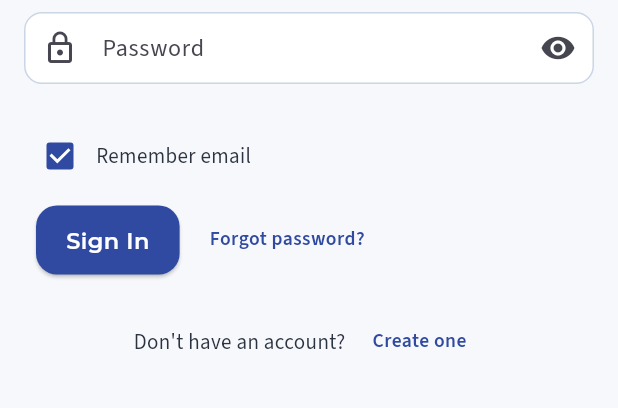
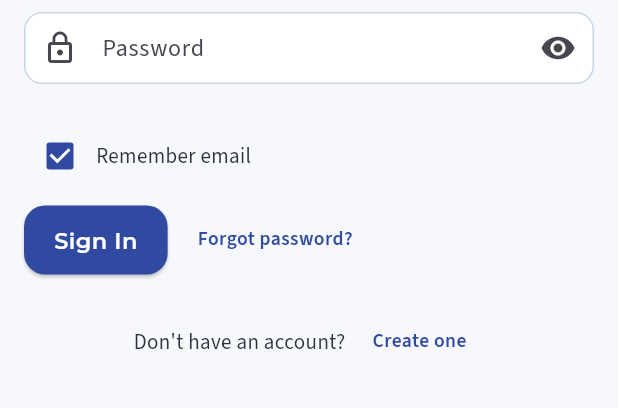
Before and after one commit to wabedrick/user-cent-med-app, a Flutter app: the screen it shows after launch, on a phone screen of 412 x 824 dp, the part 180-588 px from its top. Run offline on Flutter 3.47's test engine with Material 3 defaults, Android fonts, the phone set to English and light mode, and no system bars; our stand-ins replace cloud_firestore, cloud_functions, connectivity_plus, file_picker, firebase_auth, firebase_core and 7 more; accounts and stored records are empty.

Commit message:
Changes on the signin and signup screens

```diff
--- a/lib/auth/sign_in_screen.dart
+++ b/lib/auth/sign_in_screen.dart
@@ -189,22 +189,51 @@ class _SignInScreenState extends State<SignInScreen> {
                     ]),
                   ],
                   const SizedBox(height: 12),
-                  Wrap(
-                    spacing: 8,
-                    runSpacing: 8,
-                    crossAxisAlignment: WrapCrossAlignment.center,
+                  LayoutBuilder(
+                    builder: (ctx, c) {
+                      final wide = c.maxWidth > 460;
+                      final rememberRow = Row(
+                        mainAxisSize: MainAxisSize.min,
                         children: [
-                      Row(children: [
                           Checkbox(
                             value: rememberEmail,
                             onChanged: loading ? null : (v) => setState(() { rememberEmail = v ?? true; _persistEmail(); }),
                           ),
                           const Text('Remember email'),
-                      ]),
+                        ],
+                      );
+                      final buttons = Row(
+                        mainAxisSize: MainAxisSize.min,
+                        children: [
+                          ElevatedButton(
+                            onPressed: loading ? null : _signIn,
+                            child: Text(loading ? '...' : 'Sign In'),
+                          ),
+                          const SizedBox(width: 8),
+                          TextButton(
+                            onPressed: loading ? null : _resetPassword,
+                            child: const Text('Forgot password?'),
+                          ),
+                        ],
+                      );
+                      if (wide) {
+                        return Row(
+                          children: [
+                            rememberRow,
                             const Spacer(),
-                      ElevatedButton(onPressed: loading ? null : _signIn, child: Text(loading ? '...' : 'Sign In')),
-                      TextButton(onPressed: loading ? null : _resetPassword, child: const Text('Forgot password?')),
+                            buttons,
                           ],
+                        );
+                      }
+                      return Column(
+                        crossAxisAlignment: CrossAxisAlignment.stretch,
+                        children: [
+                          rememberRow,
+                          const SizedBox(height: 8),
+                          buttons,
+                        ],
+                      );
+                    },
                   ),
                     const SizedBox(height: 20),
                     Center(
```
Also changed, not shown: lib/auth/sign_up_screen.dart (+28 -8 lines), lib/dashboard/engineer_dashboard.dart (+6 -2 lines). Lines whose indentation alone changed are shown as unchanged.
